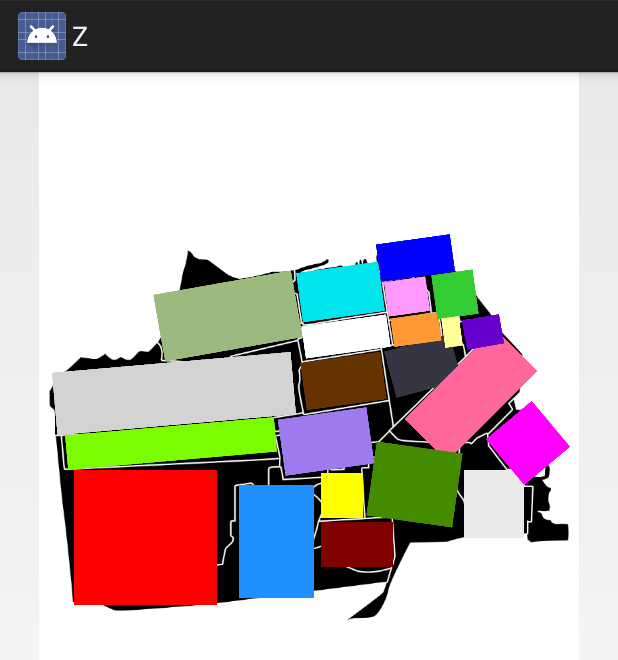
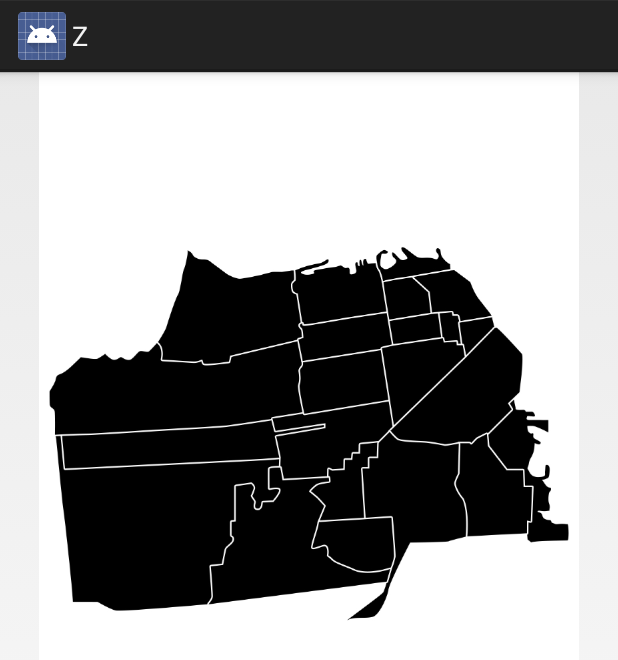
Before and after one commit to ashash3/zombies, an Android app: the fragment CurrentOutbreakTab shown on its own in the app's theme, on a phone screen of 412 x 824 dp. Shown: the top 660 px of the screen. Run offline under Robolectric (Android 15) with nearby library versions, the phone set to English and light mode, and no system bars.

Commit message:
Removing filler colors from tap views

```diff
--- a/app/src/main/res/layout/current_outbreak_map.xml
+++ b/app/src/main/res/layout/current_outbreak_map.xml
@@ -24,172 +24,149 @@
             android:layout_width="95dip"
             android:layout_height="90dip"
             android:layout_marginTop="265dip"
-            android:layout_marginLeft="23dip"
-            android:background="#ff0000"/>
+            android:layout_marginLeft="23dip"/>
         <View
             android:id="@+id/golden_gate_tap"
             android:layout_width="140dip"
             android:layout_height="23dip"
             android:rotation="-5"
             android:layout_marginTop="236dip"
-            android:layout_marginLeft="18dip"
-            android:background="#7CFC00"/>
+            android:layout_marginLeft="18dip"/>
         <View
             android:id="@+id/richmond_tap"
             android:layout_width="160dip"
             android:layout_height="42dip"
             android:rotation="-5"
             android:layout_marginTop="193dip"
-            android:layout_marginLeft="10dip"
-            android:background="#D3D3D3"/>
+            android:layout_marginLeft="10dip"/>
         <View
             android:id="@+id/presidio_tap"
             android:layout_width="93dip"
             android:layout_height="45dip"
             android:rotation="-10"
             android:layout_marginTop="140dip"
-            android:layout_marginLeft="79dip"
-            android:background="#9CBA7F"/>
+            android:layout_marginLeft="79dip"/>
         <View
             android:id="@+id/marina_tap"
             android:layout_width="55dip"
             android:layout_height="33dip"
             android:rotation="-8"
             android:layout_marginTop="130dip"
-            android:layout_marginLeft="173dip"
-            android:background="#00E5EE"/>
+            android:layout_marginLeft="173dip"/>
         <View
             android:id="@+id/pacific_heights_tap"
             android:layout_width="57dip"
             android:layout_height="22dip"
             android:rotation="-8"
             android:layout_marginTop="165dip"
-            android:layout_marginLeft="176dip"
-            android:background="#FFFFFF"/>
+            android:layout_marginLeft="176dip"/>
         <View
             android:id="@+id/western_addition_tap"
             android:layout_width="54dip"
             android:layout_height="32dip"
             android:rotation="-8"
             android:layout_marginTop="190dip"
-            android:layout_marginLeft="176dip"
-            android:background="#663300"/>
+            android:layout_marginLeft="176dip"/>
         <View
             android:id="@+id/haight_tap"
             android:layout_width="60dip"
             android:layout_height="38dip"
             android:rotation="-8"
             android:layout_marginTop="227dip"
-            android:layout_marginLeft="161dip"
-            android:background="#9F79EE"/>
+            android:layout_marginLeft="161dip"/>
         <View
             android:id="@+id/castro_tap"
             android:layout_width="28dip"
             android:layout_height="30dip"
             android:layout_marginTop="267dip"
-            android:layout_marginLeft="188dip"
-            android:background="#FFFF00"/>
+            android:layout_marginLeft="188dip"/>
         <View
             android:id="@+id/twin_peaks_tap"
             android:layout_width="50dip"
             android:layout_height="75dip"
             android:layout_marginTop="275dip"
-            android:layout_marginLeft="133dip"
-            android:background="#1E90FF"/>
+            android:layout_marginLeft="133dip"/>
         <View
             android:id="@+id/noe_valley_tap"
             android:layout_width="48dip"
             android:layout_height="30dip"
             android:layout_marginTop="300dip"
-            android:layout_marginLeft="188dip"
-            android:background="#7f0000"/>
-
+            android:layout_marginLeft="188dip"/>
         <View
             android:id="@+id/portero_tap"
             android:layout_width="40dip"
             android:layout_height="45dip"
             android:layout_marginTop="265dip"
-            android:layout_marginLeft="283dip"
-            android:background="#E9E9E9"/>
+            android:layout_marginLeft="283dip"/>
         <View
             android:id="@+id/dogpatch_tap"
             android:layout_width="40dip"
             android:layout_height="40dip"
             android:rotation="-40"
             android:layout_marginTop="227dip"
-            android:layout_marginLeft="306dip"
-            android:background="#FF00FF"/>
+            android:layout_marginLeft="306dip"/>
         <View
             android:id="@+id/tenderloin_tap"
             android:layout_width="45dip"
             android:layout_height="32dip"
             android:rotation="-15"
             android:layout_marginTop="180dip"
-            android:layout_marginLeft="233dip"
-            android:background="#353543"/>
+            android:layout_marginLeft="233dip"/>
         <View
             android:id="@+id/soma_tap"
             android:layout_width="85dip"
             android:layout_height="40dip"
             android:rotation="-45"
             android:layout_marginTop="195dip"
-            android:layout_marginLeft="245dip"
-            android:background="#FF6699"/>
+            android:layout_marginLeft="245dip"/>
         <View
             android:id="@+id/mission_tap"
             android:layout_width="58dip"
             android:layout_height="50dip"
             android:rotation="8"
             android:layout_marginTop="250dip"
-            android:layout_marginLeft="221dip"
-            android:background="#458B00"/>
+            android:layout_marginLeft="221dip"/>
         <View
             android:id="@+id/nob_hill_tap"
             android:layout_width="32dip"
             android:layout_height="19dip"
             android:rotation="-8"
             android:layout_marginTop="162dip"
-            android:layout_marginLeft="235dip"
-            android:background="#FF9933"/>
+            android:layout_marginLeft="235dip"/>
         <View
             android:id="@+id/russian_hill_tap"
             android:layout_width="28dip"
             android:layout_height="23dip"
             android:rotation="-8"
             android:layout_marginTop="138dip"
-            android:layout_marginLeft="231dip"
-            android:background="#FF99FF"/>
+            android:layout_marginLeft="231dip"/>
         <View
             android:id="@+id/fisherman_wharf_tap"
             android:layout_width="50dip"
             android:layout_height="25dip"
             android:rotation="-8"
             android:layout_marginTop="111dip"
-            android:layout_marginLeft="226dip"
-            android:background="#0000FF"/>
+            android:layout_marginLeft="226dip"/>
         <View
             android:id="@+id/north_beach_tap"
             android:layout_width="28dip"
             android:layout_height="30dip"
             android:rotation="-8"
             android:layout_marginTop="133dip"
-            android:layout_marginLeft="263dip"
-            android:background="#33CC33"/>
+            android:layout_marginLeft="263dip"/>
         <View
             android:id="@+id/financial_district_tap"
             android:layout_width="25dip"
             android:layout_height="20dip"
             android:rotation="-10"
             android:layout_marginTop="163dip"
-            android:layout_marginLeft="283dip"
-            android:background="#6600CC"/>
+            android:layout_marginLeft="283dip"/>
         <View
             android:id="@+id/chinatown_tap"
             android:layout_width="12dip"
             android:layout_height="20dip"
             android:rotation="-8"
             android:layout_marginTop="163dip"
-            android:layout_marginLeft="269dip"
-            android:background="#FFFF99"/>
+            android:layout_marginLeft="269dip"/>
     </RelativeLayout>
 </RelativeLayout>
```
